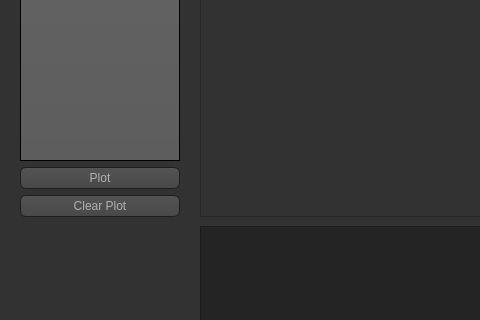
First picture: the form in Verkefni3/ui/window.ui, repository thortom/T-316-GAVI, before the edit; both pictures show x 0 to 480 and y 224 to 544 of the 989 by 674 pixel window.
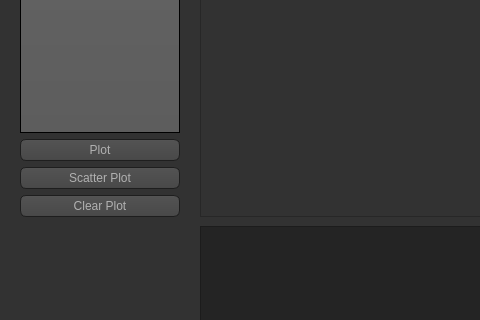
Second picture: the form after the edit. Icons and pictures are not drawn. Custom widgets are drawn as their Qt base class.

Commit message: You know this Still Bugs

The edit to the form file:
```diff
--- a/Verkefni3/ui/window.ui
+++ b/Verkefni3/ui/window.ui
@@ -512,6 +512,13 @@
        </property>
       </widget>
      </item>
+     <item>
+      <widget class="QPushButton" name="ScatterPlot">
+       <property name="text">
+        <string>Scatter Plot</string>
+       </property>
+      </widget>
+     </item>
      <item>
       <widget class="QPushButton" name="ClearPlot">
        <property name="text">
```
The commit also changes 2 other files.
